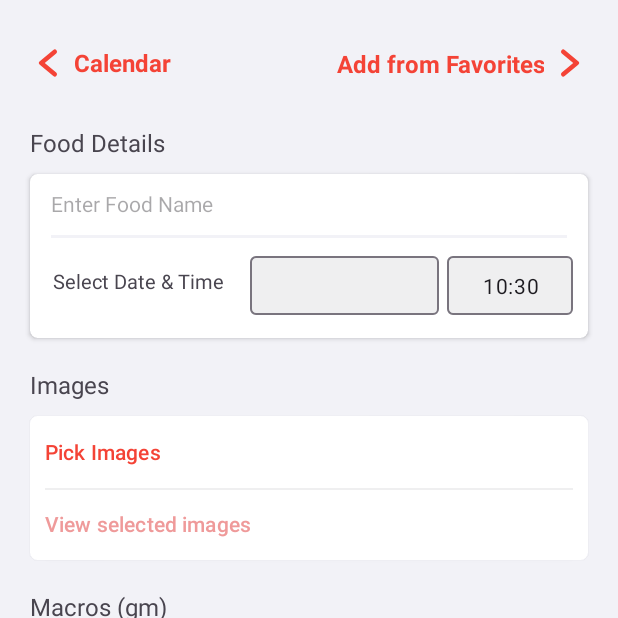
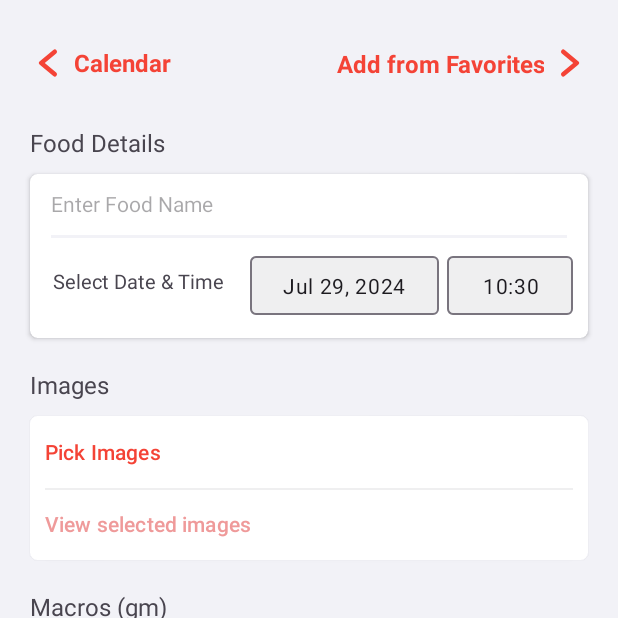
Before and after one commit to SamanKhamesian/ExActHealth-Android, an Android app: the AddFoodActivity screen opened directly, with no data from a screen before it, after a tap on "Pick Images", on a phone screen of 412 x 824 dp, the top half of it. Run offline under Robolectric (Android 15) with nearby library versions, the phone set to English and light mode, and no system bars.

```diff
--- a/app/src/main/java/com/example/exacthealth/activities/AddFoodActivity.kt
+++ b/app/src/main/java/com/example/exacthealth/activities/AddFoodActivity.kt
@@ -23,7 +23,6 @@ import com.google.android.material.textfield.TextInputEditText
 import com.google.android.material.textfield.TextInputLayout
 import java.text.SimpleDateFormat
 import java.util.Calendar
-import java.util.Date
 import java.util.Locale
 
 class AddFoodActivity : AppCompatActivity()
@@ -60,7 +59,7 @@ class AddFoodActivity : AppCompatActivity()
 
         val saveEntryButton = findViewById<Button>(R.id.food_details_save_entry_button)
 
-        setDefaultDateTime(foodDateInput, foodTimeInput, selectedDate)
+        setDefaultDateTime(foodDateInput, foodTimeInput)
 
         foodDateInput.setOnClickListener {
             setDate(foodDateInput)
@@ -144,7 +143,7 @@ class AddFoodActivity : AppCompatActivity()
                 foodProtein.text.clear()
                 foodCarbs.text.clear()
                 foodFats.text.clear()
-                setDefaultDateTime(foodDateInput, foodTimeInput, selectedDate)
+                setDefaultDateTime(foodDateInput, foodTimeInput)
                 selectedImagesButton.isEnabled = false
                 selectedImagesButton.setTextColor(ContextCompat.getColor(this, R.color.light_red))
             }
@@ -158,17 +157,15 @@ class AddFoodActivity : AppCompatActivity()
         pickImagesLauncher.launch(galleryIntent)
     }
 
-    private fun setDefaultDateTime(foodDateInput: TextInputEditText, foodTimeInput: TextInputEditText, selectedDate: String?)
+    private fun setDefaultDateTime(foodDateInput: TextInputEditText, foodTimeInput: TextInputEditText)
     {
         val currentTime = Calendar.getInstance()
-        val inputFormat = SimpleDateFormat("yyyy-MM-dd", Locale.US)
 
         val timeFormat = SimpleDateFormat("HH:mm", Locale.getDefault())
         val dateFormat = SimpleDateFormat("MMM dd, yyyy", Locale.getDefault())
-        val inputDate: Date? = inputFormat.parse(selectedDate!!)
 
         foodTimeInput.setText(timeFormat.format(currentTime.time))
-        foodDateInput.setText(dateFormat.format(inputDate!!))
+        foodDateInput.setText(dateFormat.format(currentTime.time))
     }
 
     private fun convertDateFormat(inputDate: String): String
--- a/app/src/main/java/com/example/exacthealth/activities/FavoriteFoodActivity.kt
+++ b/app/src/main/java/com/example/exacthealth/activities/FavoriteFoodActivity.kt
@@ -37,8 +37,7 @@ class FavoriteFoodActivity : AppCompatActivity()
         }
 
         backToAddFoodActivityButton.setOnClickListener {
-            val intent = Intent(this, AddFoodActivity::class.java)
-            startActivity(intent)
+            onBackPressedDispatcher.onBackPressed()
         }
     }
 
--- a/app/src/main/java/com/example/exacthealth/activities/SelectedImagesActivity.kt
+++ b/app/src/main/java/com/example/exacthealth/activities/SelectedImagesActivity.kt
@@ -25,7 +25,7 @@ class SelectedImagesActivity : AppCompatActivity()
         val backToFoodDetailsButton = findViewById<RelativeLayout>(R.id.back_to_food_details_layout)
 
         backToFoodDetailsButton.setOnClickListener {
-            onBackPressed()
+            onBackPressedDispatcher.onBackPressed()
         }
     }
 }
```
Also changed, not shown: app/src/main/java/com/example/exacthealth/activities/AddFavoriteFoodActivity.kt (+6 -20 lines).
